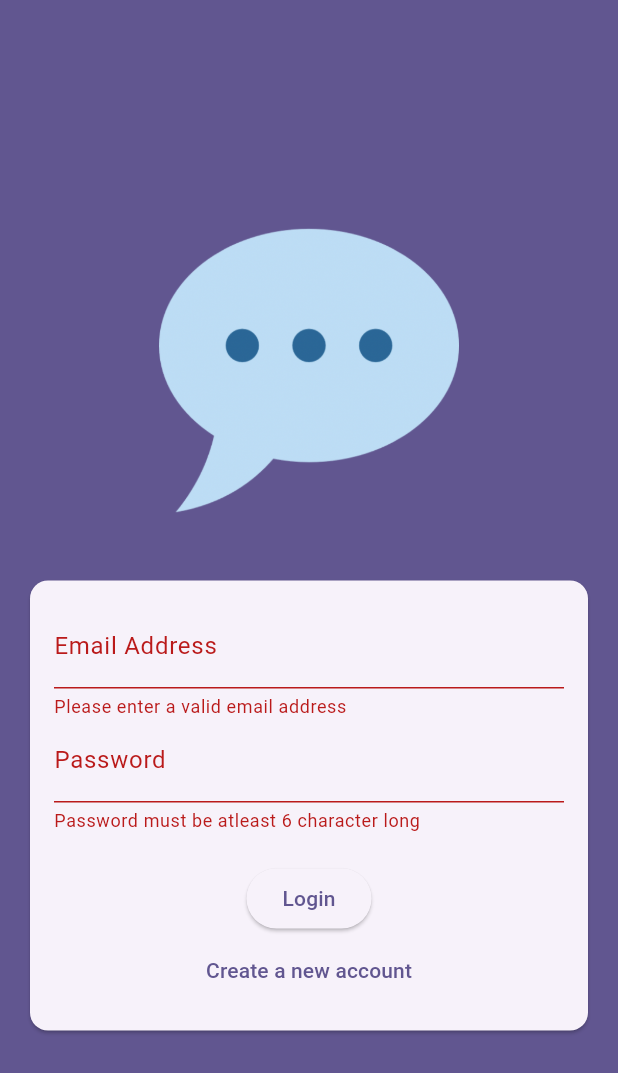
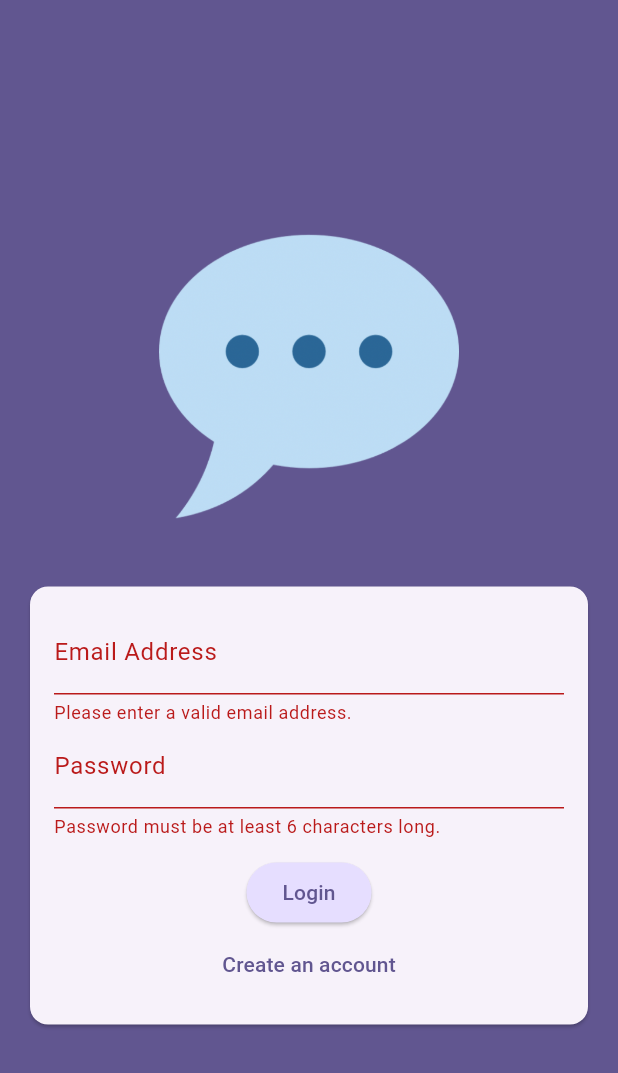
Before and after one commit to Deepanshuigtm/flutter-chat, a Flutter app: the screen it shows after launch, after a tap on "Login", on a phone screen of 412 x 824 dp. Shown: the top 1073 px of the screen. Run offline on Flutter 3.47's test engine with Material 3 defaults, Android fonts, the phone set to English and light mode, and no system bars; our stand-ins replace firebase_auth, firebase_core, firebase_storage, image_picker; accounts and stored records are empty.

```diff
--- a/lib/main.dart
+++ b/lib/main.dart
@@ -1,12 +1,13 @@
+import 'package:chat_app/screens/chat_screen.dart';
+import 'package:flutter/material.dart';
+import 'package:firebase_auth/firebase_auth.dart';
+import 'package:firebase_core/firebase_core.dart';
+
+import 'package:chat_app/screens/splash.dart';
+import 'firebase_options.dart';
 import 'package:chat_app/screens/auth.dart';
-import 'package:chat_app/screens/chat_screen.dart';
-import 'package:firebase_auth/firebase_auth.dart';
-import 'package:flutter/material.dart';
 
-import 'package:firebase_core/firebase_core.dart';
-import 'firebase_options.dart';
-
-Future<void> main() async {
+void main() async {
   WidgetsFlutterBinding.ensureInitialized();
   await Firebase.initializeApp(
     options: DefaultFirebaseOptions.currentPlatform,
@@ -20,22 +21,25 @@ class App extends StatelessWidget {
   @override
   Widget build(BuildContext context) {
     return MaterialApp(
-
       title: 'FlutterChat',
       theme: ThemeData().copyWith(
         useMaterial3: true,
         colorScheme: ColorScheme.fromSeed(
             seedColor: const Color.fromARGB(255, 63, 17, 177)),
       ),
-        home:StreamBuilder(
+      home: StreamBuilder(
           stream: FirebaseAuth.instance.authStateChanges(),
-          builder: (ctx, snapshot){
-            if (snapshot.hasData){
-              return ChatScreen();
+          builder: (ctx, snapshot) {
+            if (snapshot.connectionState == ConnectionState.waiting) {
+              return const SplashScreen();
             }
-            return AuthScreen();
-          },
-        ),
+
+            if (snapshot.hasData) {
+              return const ChatScreen();
+            }
+
+            return const AuthScreen();
+          }),
     );
   }
 }
--- a/lib/screens/auth.dart
+++ b/lib/screens/auth.dart
@@ -1,64 +1,73 @@
+import 'dart:io';
 
+import 'package:chat_app/widgets/user_image_picker.dart';
+import 'package:firebase_storage/firebase_storage.dart';
+import 'package:flutter/material.dart';
 import 'package:firebase_auth/firebase_auth.dart';
-import 'package:flutter/cupertino.dart';
-import 'package:flutter/material.dart';
 
 final _firebase = FirebaseAuth.instance;
-class AuthScreen extends StatefulWidget{
-  AuthScreen ( {super.key} );
+
+class AuthScreen extends StatefulWidget {
+  const AuthScreen({super.key});
 
   @override
   State<AuthScreen> createState() {
-    return _AuthScreen();
+    return _AuthScreenState();
   }
 }
 
-class _AuthScreen extends State<AuthScreen> {
-  final _formKey = GlobalKey<FormState>();
+class _AuthScreenState extends State<AuthScreen> {
+  final _form = GlobalKey<FormState>();
+
   var _isLogin = true;
   var _enteredEmail = '';
-  var _enteredPass = '';
-  Future<void> _submit() async {
-    // Validate the form
-    final isValid = _formKey.currentState!.validate();
+  var _enteredPassword = '';
+  File? _selectedImage;
+  var _isAuthenticating = false;
 
-    if (!isValid) {
+  void _submit() async {
+    final isValid = _form.currentState!.validate();
+
+    if (!isValid || !_isLogin && _selectedImage == null) {
+      // show error message ...
       return;
     }
 
-    _formKey.currentState!.save();
+    _form.currentState!.save();
 
     try {
+      setState(() {
+        _isAuthenticating = true;
+      });
       if (_isLogin) {
-        final userCredential = await _firebase.signInWithEmailAndPassword(
-          email: _enteredEmail,
-          password: _enteredPass,
-        );
+        final userCredentials = await _firebase.signInWithEmailAndPassword(
+            email: _enteredEmail, password: _enteredPassword);
       } else {
-        final userCredential = await _firebase.createUserWithEmailAndPassword(
-          email: _enteredEmail,
-          password: _enteredPass,
-        );
+        final userCredentials = await _firebase.createUserWithEmailAndPassword(
+            email: _enteredEmail, password: _enteredPassword);
 
+        final storageRef = FirebaseStorage.instance
+            .ref()
+            .child('user_images')
+            .child('${userCredentials.user!.uid}.jpg');
+
+        await storageRef.putFile(_selectedImage!);
+        final imageUrl = await storageRef.getDownloadURL();
+        print(imageUrl);
       }
     } on FirebaseAuthException catch (error) {
-      // Handle FirebaseAuthException
       if (error.code == 'email-already-in-use') {
-        ScaffoldMessenger.of(context).showSnackBar(
-          SnackBar(
-            content: Text(error.message ?? 'Authentication Failed'),
-          ),
-        );
-      } else {
+        // ...
+      }
       ScaffoldMessenger.of(context).clearSnackBars();
       ScaffoldMessenger.of(context).showSnackBar(
         SnackBar(
-            content: Text(error.message ?? 'Authentication Failed'),
+          content: Text(error.message ?? 'Authentication failed.'),
         ),
       );
     }
   }
-  }
+
   @override
   Widget build(BuildContext context) {
     return Scaffold(
@@ -69,7 +78,7 @@ class _AuthScreen extends State<AuthScreen> {
             mainAxisAlignment: MainAxisAlignment.center,
             children: [
               Container(
-                margin: EdgeInsets.only(
+                margin: const EdgeInsets.only(
                   top: 30,
                   bottom: 20,
                   left: 20,
@@ -79,74 +88,88 @@ class _AuthScreen extends State<AuthScreen> {
                 child: Image.asset('assets/images/chat.png'),
               ),
               Card(
-                margin: EdgeInsets.all(20),
+                margin: const EdgeInsets.all(20),
                 child: SingleChildScrollView(
                   child: Padding(
-                    padding: EdgeInsets.all(16),
+                    padding: const EdgeInsets.all(16),
                     child: Form(
-                      key: _formKey,
+                      key: _form,
                       child: Column(
                         mainAxisSize: MainAxisSize.min,
                         children: [
+                          if (!_isLogin)
+                            UserImagePicker(
+                              onPickImage: (pickedImage) {
+                                _selectedImage = pickedImage;
+                              },
+                            ),
                           TextFormField(
-                            decoration: InputDecoration(
-                              labelText: 'Email Address',
-                            ),
+                            decoration: const InputDecoration(
+                                labelText: 'Email Address'),
                             keyboardType: TextInputType.emailAddress,
                             autocorrect: false,
                             textCapitalization: TextCapitalization.none,
-                            validator: (value){
-                              if (value == null ||value.trim().isEmpty|| !value.contains('@')){
-                                return 'Please enter a valid email address';
+                            validator: (value) {
+                              if (value == null ||
+                                  value.trim().isEmpty ||
+                                  !value.contains('@')) {
+                                return 'Please enter a valid email address.';
                               }
-                              else{
+
                               return null;
-                              }
                             },
-                            onSaved: (value){
+                            onSaved: (value) {
                               _enteredEmail = value!;
                             },
                           ),
                           TextFormField(
-                            decoration: InputDecoration(
-                              labelText: 'Password',
-                            ),
+                            decoration:
+                            const InputDecoration(labelText: 'Password'),
                             obscureText: true,
-                            validator: (value){
-                              if (value == null || value.trim().length < 6){
-                                return 'Password must be atleast 6 character long';
-                              }else{
+                            validator: (value) {
+                              if (value == null || value.trim().length < 6) {
+                                return 'Password must be at least 6 characters long.';
+                              }
                               return null;
-                              }
                             },
-                            onSaved: (value){
-                              _enteredPass = value!;
+                            onSaved: (value) {
+                              _enteredPassword = value!;
                             },
                           ),
-                          SizedBox(height: 20,),
-                          ElevatedButton(onPressed: _submit,
-                              child: Text(_isLogin  ? 'Login': 'SignUp'),
+                          const SizedBox(height: 12),
+                          if (_isAuthenticating)
+                            const CircularProgressIndicator(),
+                          if (!_isAuthenticating)
+                            ElevatedButton(
+                              onPressed: _submit,
+                              style: ElevatedButton.styleFrom(
+                                backgroundColor: Theme.of(context)
+                                    .colorScheme
+                                    .primaryContainer,
                               ),
+                              child: Text(_isLogin ? 'Login' : 'Signup'),
+                            ),
+                          if (!_isAuthenticating)
                             TextButton(
-                              onPressed: (){
+                              onPressed: () {
                                 setState(() {
-                                  print(_isLogin );
-                                  _isLogin = !_isLogin ;
+                                  _isLogin = !_isLogin;
                                 });
                               },
-                              child: Text(_isLogin  ? 'Create a new account': 'I Already have an account')
-                          )
+                              child: Text(_isLogin
+                                  ? 'Create an account'
+                                  : 'I already have an account'),
+                            ),
                         ],
                       ),
                     ),
                   ),
                 ),
-              )
+              ),
             ],
           ),
         ),
       ),
     );
   }
-
 }
--- /dev/null
+++ b/lib/screens/splash.dart
@@ -0,0 +1,17 @@
+import 'package:flutter/material.dart';
+
+class SplashScreen extends StatelessWidget {
+  const SplashScreen({super.key});
+
+  @override
+  Widget build(BuildContext context) {
+    return Scaffold(
+      appBar: AppBar(
+        title: const Text('FlutterChat'),
+      ),
+      body: const Center(
+        child: Text('Loading...'),
+      ),
+    );
+  }
+}
```
Also changed, not shown: lib/widgets/user_image_picker.dart (added, +64 -0 lines). Lines whose indentation alone changed are shown as unchanged.
